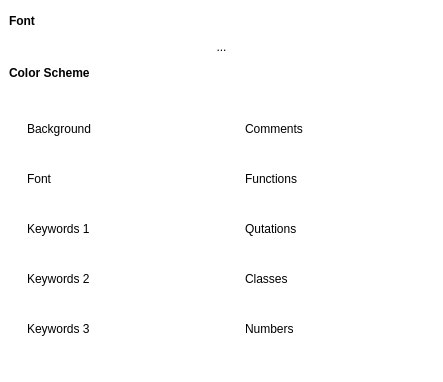
This is App/colorpicker.ui in djeada/Lightpad as Qt 5 draws it before an edit. The edited form follows.
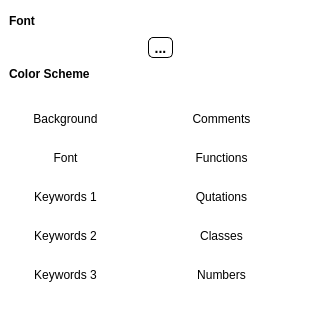
This is the edited form.

Commit message: improved color picker, added integration of font chooser with the rest of the app

What changed in the file:
```diff
--- a/App/colorpicker.ui
+++ b/App/colorpicker.ui
@@ -6,8 +6,8 @@
    <rect>
     <x>0</x>
     <y>0</y>
-    <width>443</width>
-    <height>382</height>
+    <width>320</width>
+    <height>310</height>
    </rect>
   </property>
   <property name="windowTitle">
@@ -72,8 +72,17 @@
      <item>
       <widget class="QToolButton" name="buttonFontChooser">
        <property name="styleSheet">
-        <string notr="true">background: white;
-border: none;</string>
+        <string notr="true">QToolButton { 
+background-color: white;
+border-style: outset;
+border-width: 1px;
+border-radius: 5px;
+border-color: black;
+font: bold 14px;
+}
+QToolButton:hover { 
+	background: lightGray;
+}</string>
        </property>
        <property name="text">
         <string>...</string>
@@ -129,9 +138,16 @@
 border-style: outset;
 border-width: 1;
 border-color: black;
+}
+
+QLabel:hover { 
+background: lightGray;
 }</string>
      </property>
      <layout class="QHBoxLayout" name="horizontalLayout_14" stretch="1,0,1">
+      <property name="bottomMargin">
+       <number>0</number>
+      </property>
       <item>
        <layout class="QVBoxLayout" name="verticalLayout">
         <property name="leftMargin">
@@ -144,6 +160,9 @@
             <property name="text">
              <string>Background</string>
             </property>
+            <property name="alignment">
+             <set>Qt::AlignCenter</set>
+            </property>
            </widget>
           </item>
           <item>
@@ -171,6 +190,9 @@
             <property name="text">
              <string>Font</string>
             </property>
+            <property name="alignment">
+             <set>Qt::AlignCenter</set>
+            </property>
            </widget>
           </item>
           <item>
@@ -198,6 +220,9 @@
             <property name="text">
              <string>Keywords 1</string>
             </property>
+            <property name="alignment">
+             <set>Qt::AlignCenter</set>
+            </property>
            </widget>
           </item>
           <item>
@@ -225,6 +250,9 @@
             <property name="text">
              <string>Keywords 2</string>
             </property>
+            <property name="alignment">
+             <set>Qt::AlignCenter</set>
+            </property>
            </widget>
           </item>
           <item>
@@ -252,6 +280,9 @@
             <property name="text">
              <string>Keywords 3</string>
             </property>
+            <property name="alignment">
+             <set>Qt::AlignCenter</set>
+            </property>
            </widget>
           </item>
           <item>
@@ -299,6 +330,9 @@
             <property name="text">
              <string>Comments</string>
             </property>
+            <property name="alignment">
+             <set>Qt::AlignCenter</set>
+            </property>
            </widget>
           </item>
           <item>
@@ -326,6 +360,9 @@
             <property name="text">
              <string>Functions</string>
             </property>
+            <property name="alignment">
+             <set>Qt::AlignCenter</set>
+            </property>
            </widget>
           </item>
           <item>
@@ -353,6 +390,9 @@
             <property name="text">
              <string>Qutations</string>
             </property>
+            <property name="alignment">
+             <set>Qt::AlignCenter</set>
+            </property>
            </widget>
           </item>
           <item>
@@ -380,6 +420,9 @@
             <property name="text">
              <string>Classes</string>
             </property>
+            <property name="alignment">
+             <set>Qt::AlignCenter</set>
+            </property>
            </widget>
           </item>
           <item>
@@ -407,6 +450,9 @@
             <property name="text">
              <string>Numbers</string>
             </property>
+            <property name="alignment">
+             <set>Qt::AlignCenter</set>
+            </property>
            </widget>
           </item>
           <item>
```
The commit also changes 5 other files.
